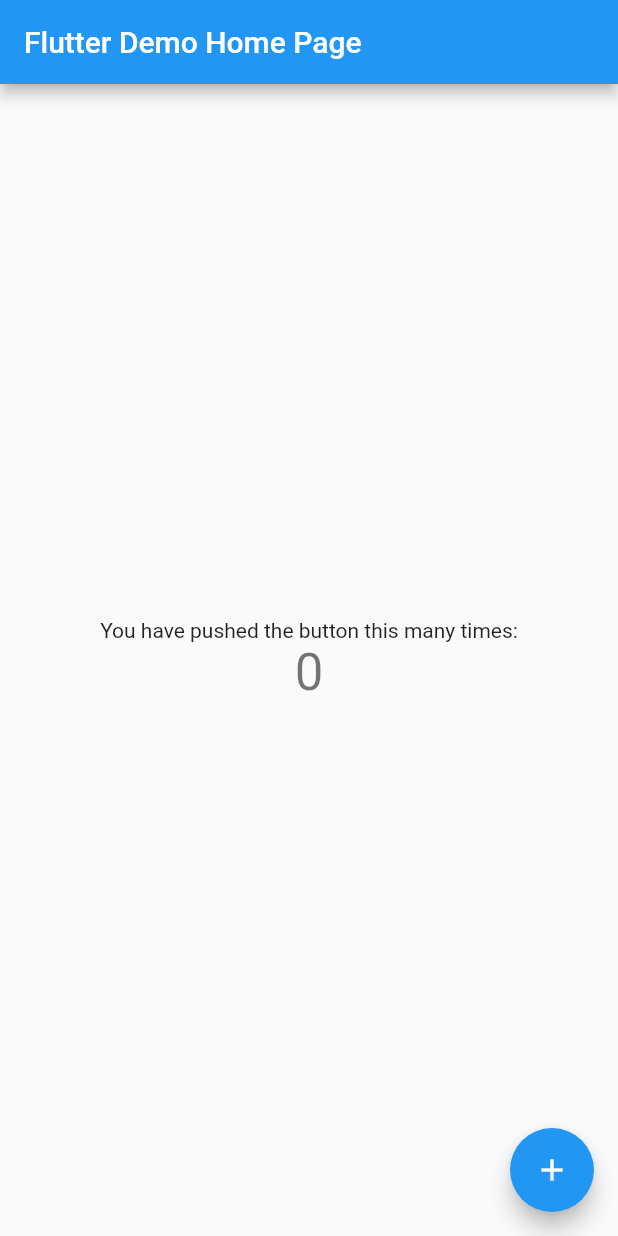
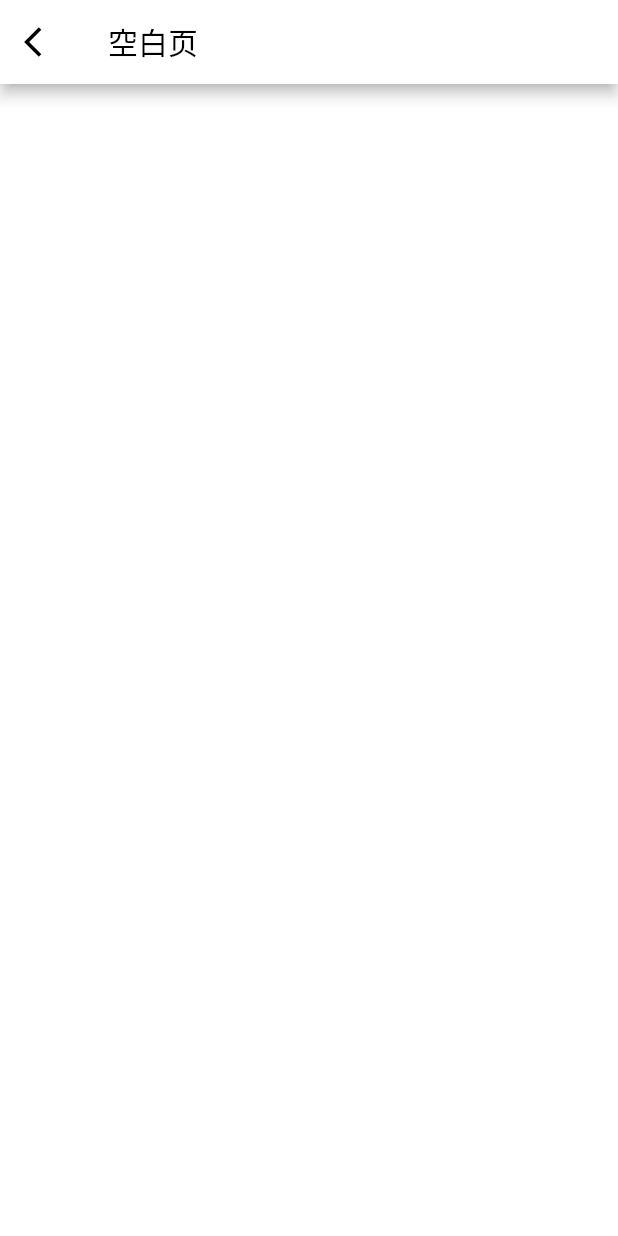
Before and after one commit to holla-linpeiwei/flutter_test, a Flutter app: the screen it shows after launch, on a phone screen of 412 x 824 dp. Run offline on Flutter 3.47's test engine with Material 2 defaults, Android fonts, the phone set to English and light mode, and no system bars.

Commit message:
Feat: 换成Flutter 3.3版本工程

```diff
--- /dev/null
+++ b/flutter_module/analysis_options.yaml
@@ -0,0 +1,4 @@
+include: package:flutter_lints/flutter.yaml
+
+# Additional information about this file can be found at
+# https://dart.dev/guides/language/analysis-options
--- a/flutter_module/lib/main.dart
+++ b/flutter_module/lib/main.dart
@@ -1,110 +1,71 @@
 import 'package:flutter/material.dart';
+import 'package:flutter/services.dart';
+import 'package:flutter_module/views/empty/empty_page.dart';
 
-void main() => runApp(MyApp());
+void main() => runApp( MyAppRoot());
 
-class MyApp extends StatelessWidget {
-  // This widget is the root of your application.
+class MyAppRoot extends StatelessWidget {
   @override
   Widget build(BuildContext context) {
     return MaterialApp(
-      title: 'Flutter Demo',
-      theme: ThemeData(
-        // This is the theme of your application.
-        //
-        // Try running your application with "flutter run". You'll see the
-        // application has a blue toolbar. Then, without quitting the app, try
-        // changing the primarySwatch below to Colors.green and then invoke
-        // "hot reload" (press "r" in the console where you ran "flutter run",
-        // or press Run > Flutter Hot Reload in a Flutter IDE). Notice that the
-        // counter didn't reset back to zero; the application is not restarted.
-        primarySwatch: Colors.blue,
-      ),
-      home: MyHomePage(title: 'Flutter Demo Home Page'),
+      home: HomePage(),
+      //initialRoute: '/',     //初始化的时候加载的路由
+      // onGenerateRoute: onGenerateRoute,
+      // navigatorKey: navigatorKey,
+      // navigatorObservers: [
+      //   navigationObserver,
+      // ],
     );
   }
 }
 
-class MyHomePage extends StatefulWidget {
-  MyHomePage({Key key, this.title}) : super(key: key);
 
-  // This widget is the home page of your application. It is stateful, meaning
-  // that it has a State object (defined below) that contains fields that affect
-  // how it looks.
+class HomePage extends StatefulWidget {
+  _HomePageState createState() => _HomePageState();
+}
 
-  // This class is the configuration for the state. It holds the values (in this
-  // case the title) provided by the parent (in this case the App widget) and
-  // used by the build method of the State. Fields in a Widget subclass are
-  // always marked "final".
-
-  final String title;
+class _HomePageState extends State<HomePage> {
+  // 控制组件显示哪个Widget
+  final Map<String, Widget> _widgetList = {
+    'empty_page': EmptyPage()
+  };
+  String _pageName =
+      'empty_page'; //接入移动端需要换成login_default flutter运行需要使用其他值
+  // 监听页面显示&返回信息
+  static const _widgetChannel = MethodChannel('com.voya.methodChannel');
+  // 向移动端传递页面操作信息&接收网络参数
+  static const _messageChannel = const BasicMessageChannel(
+      'flutter_voya_basicchannel', StandardMessageCodec());
 
   @override
-  _MyHomePageState createState() => _MyHomePageState();
-}
+  void initState() {
+    super.initState();
+    initData();
+  }
 
-class _MyHomePageState extends State<MyHomePage> {
-  int _counter = 0;
+  void initData() async {
+    receiveMessage();
 
-  void _incrementCounter() {
-    setState(() {
-      // This call to setState tells the Flutter framework that something has
-      // changed in this State, which causes it to rerun the build method below
-      // so that the display can reflect the updated values. If we changed
-      // _counter without calling setState(), then the build method would not be
-      // called again, and so nothing would appear to happen.
-      _counter++;
-    });
   }
 
   @override
   Widget build(BuildContext context) {
-    // This method is rerun every time setState is called, for instance as done
-    // by the _incrementCounter method above.
+    return  EmptyPage();
+  }
+
+  // 监听原生端主动发送的消息
+  void receiveMessage() {
+    _messageChannel.setMessageHandler((result) async {
+      print("收到 BasicMessageChannel 消息：" + result.toString());
+
+
+
+      return 'Flutter 已收到消息 ：${result}';
+    });
+
+    // _widgetChannel.setMethodCallHandler((call) {
+    //   print("widgetChannel收到" + call.method);
     //
-    // The Flutter framework has been optimized to make rerunning build methods
-    // fast, so that you can just rebuild anything that needs updating rather
-    // than having to individually change instances of widgets.
-    return Scaffold(
-      appBar: AppBar(
-        // Here we take the value from the MyHomePage object that was created by
-        // the App.build method, and use it to set our appbar title.
-        title: Text(widget.title),
-      ),
-      body: Center(
-        // Center is a layout widget. It takes a single child and positions it
-        // in the middle of the parent.
-        child: Column(
-          // Column is also a layout widget. It takes a list of children and
-          // arranges them vertically. By default, it sizes itself to fit its
-          // children horizontally, and tries to be as tall as its parent.
-          //
-          // Invoke "debug painting" (press "p" in the console, choose the
-          // "Toggle Debug Paint" action from the Flutter Inspector in Android
-          // Studio, or the "Toggle Debug Paint" command in Visual Studio Code)
-          // to see the wireframe for each widget.
-          //
-          // Column has various properties to control how it sizes itself and
-          // how it positions its children. Here we use mainAxisAlignment to
-          // center the children vertically; the main axis here is the vertical
-          // axis because Columns are vertical (the cross axis would be
-          // horizontal).
-          mainAxisAlignment: MainAxisAlignment.center,
-          children: <Widget>[
-            Text(
-              'You have pushed the button this many times:',
-            ),
-            Text(
-              '$_counter',
-              style: Theme.of(context).textTheme.headline4,
-            ),
-          ],
-        ),
-      ),
-      floatingActionButton: FloatingActionButton(
-        onPressed: _incrementCounter,
-        tooltip: 'Increment',
-        child: Icon(Icons.add),
-      ), // This trailing comma makes auto-formatting nicer for build methods.
-    );
+    // });
   }
 }
--- /dev/null
+++ b/flutter_module/lib/utils/channel_utils.dart
@@ -0,0 +1,6 @@
+
+
+import 'package:flutter/services.dart';
+
+const BasicMessageChannel messageChannel = const BasicMessageChannel(
+    'flutter_voya_basicchannel', StandardMessageCodec());
--- /dev/null
+++ b/flutter_module/lib/views/empty/empty_page.dart
@@ -0,0 +1,46 @@
+/*
+ * @Descripttion:
+ * @version:
+ * @Author: chenguanqi
+ * @Date: 2021-04-25 15:24:20
+ * @LastEditors: cgq
+ * @LastEditTime: 2021-04-25 15:57:34
+ */
+import 'package:flutter/material.dart';
+import 'dart:ui';
+import 'package:flutter/services.dart';
+
+class EmptyPage extends StatefulWidget {
+  var index;
+  @override
+  _EmptyPageState createState() => _EmptyPageState();
+}
+
+class _EmptyPageState extends State<EmptyPage> {
+  static const _widgetChannel = MethodChannel('com.jiuwei.jianzhimao');
+  @override
+  Widget build(BuildContext context) {
+    print("index:"+widget.index.toString());
+    return Scaffold(
+      appBar: AppBar(
+        iconTheme: IconThemeData(
+          color: Colors.black, //修改颜色
+        ),
+        automaticallyImplyLeading: true,
+        title: Text(
+          '空白页',
+          style: TextStyle(color: Colors.black),
+        ),
+        backgroundColor: Colors.white,
+        leading: IconButton(
+            icon: Icon(Icons.arrow_back_ios),
+            onPressed: () => _widgetChannel.invokeMethod('backToNative')),
+      ),
+      body: Container(
+        width: window.physicalSize.width,
+        height: window.physicalSize.height,
+        color: Colors.white,
+      ),
+    );
+  }
+}
```
Also changed, not shown: flutter_module/lib/utils/color_utils.dart (added, +44 -0 lines), flutter_module/pubspec.yaml (+6 -4 lines), flutter_module/pubspec.lock, 6 other files.
